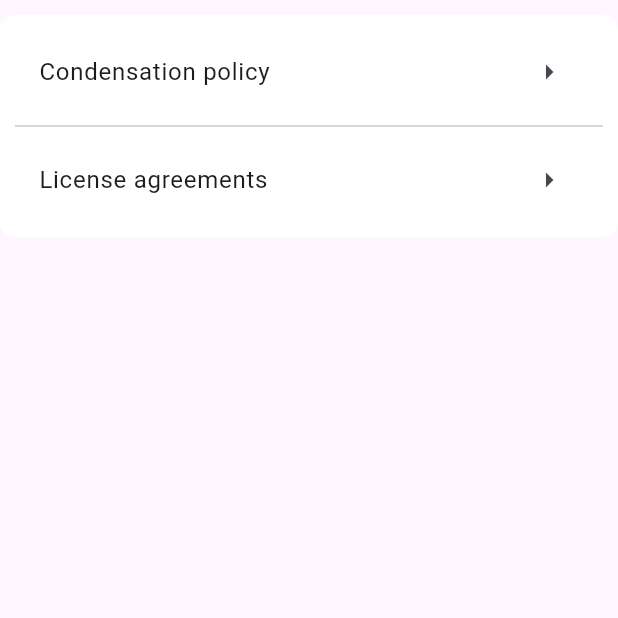
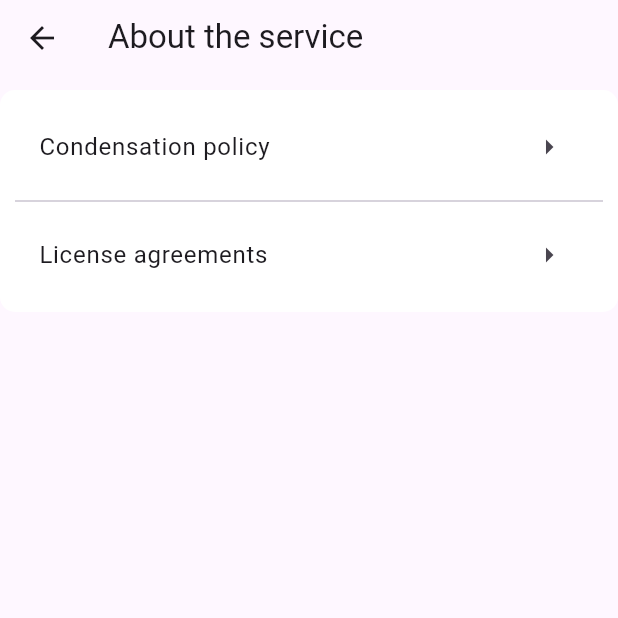
Before and after one commit to YorqinBek7/Ploff-App, a Flutter app: the AboutScreen screen opened directly, on a phone screen of 412 x 824 dp, the top half of it. Run offline on Flutter 3.47's test engine with Material 2 defaults, Android fonts, the phone set to English and light mode, and no system bars; our stand-ins replace flutter_svg, pinput, shared_preferences; accounts and stored records are empty.

Commit message:
added about screen

```diff
--- a/lib/screens/tab_box/profile_screen/sub_screens/about_screen/about_screen.dart
+++ b/lib/screens/tab_box/profile_screen/sub_screens/about_screen/about_screen.dart
@@ -1,6 +1,5 @@
 import 'package:flutter/material.dart';
-import 'package:flutter/src/widgets/container.dart';
-import 'package:flutter/src/widgets/framework.dart';
+import 'package:ploff/screens/tab_box/profile_screen/sub_screens/widgets/profile_subscreen_appbar.dart';
 import 'package:ploff/utils/colors/colors.dart';
 
 class AboutScreen extends StatelessWidget {
@@ -9,6 +8,7 @@ class AboutScreen extends StatelessWidget {
   @override
   Widget build(BuildContext context) {
     return Scaffold(
+      appBar: const ProfileSubscreensAppbar(title: "About the service"),
       body: Padding(
         padding: const EdgeInsets.symmetric(vertical: 10),
         child: Column(
--- a/pubspec.yaml
+++ b/pubspec.yaml
@@ -17,6 +17,7 @@ dependencies:
   shared_preferences: ^2.0.15
   flutter_svg: ^1.1.6
   url_launcher: ^6.1.7
+  easy_localization: ^3.0.1
 
 dev_dependencies:
   flutter_test:
```
Also changed, not shown: pubspec.lock, 1 other file.
